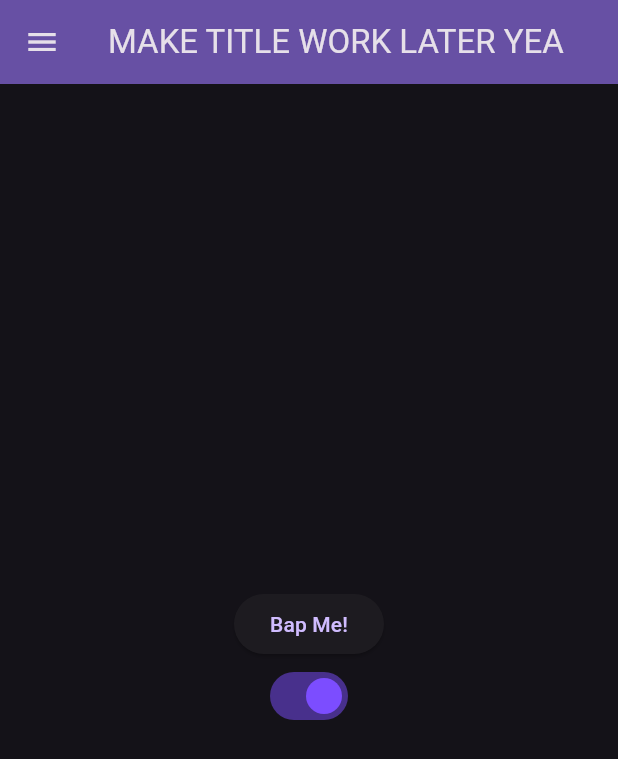
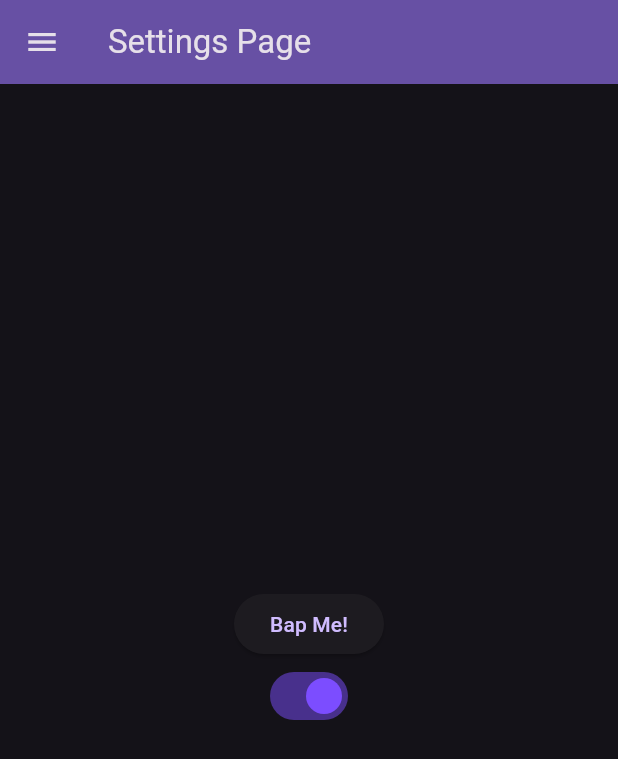
Before and after one commit to Julie12Yu/hampter, a Flutter app: the MySettingsPage screen opened directly, on a phone screen of 412 x 824 dp. Shown: the top 759 px of the screen. Run offline on Flutter 3.47's test engine with Material 3 defaults, Android fonts, the phone set to English and light mode, and no system bars; missing offline and left inert: model_viewer_plus.

Commit message:
fixing settings page

```diff
--- a/frontend/lib/settings_page.dart
+++ b/frontend/lib/settings_page.dart
@@ -23,7 +23,7 @@ class _MySettingsPageState extends State<MySettingsPage> {
       drawer: HamburgerMenu(),
       appBar: AppBar(
         backgroundColor: Theme.of(context).colorScheme.inversePrimary,
-        title: Text("MAKE TITLE WORK LATER YEA"),
+        title: Text("Settings Page"),
       ),
       body: Center(
         child: Column(
```
